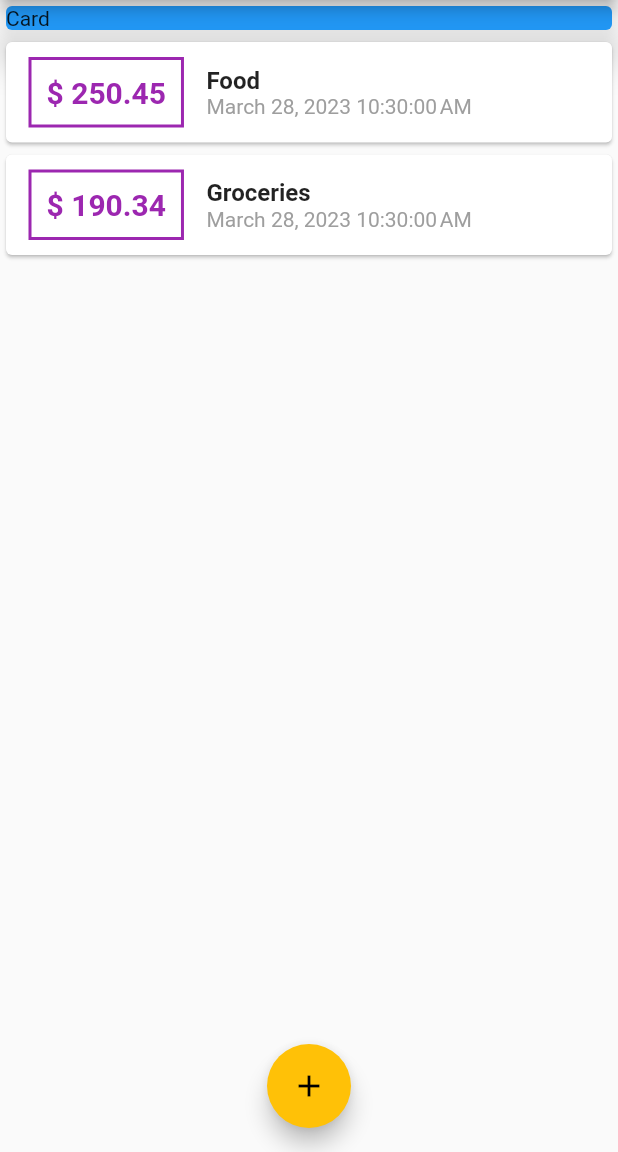
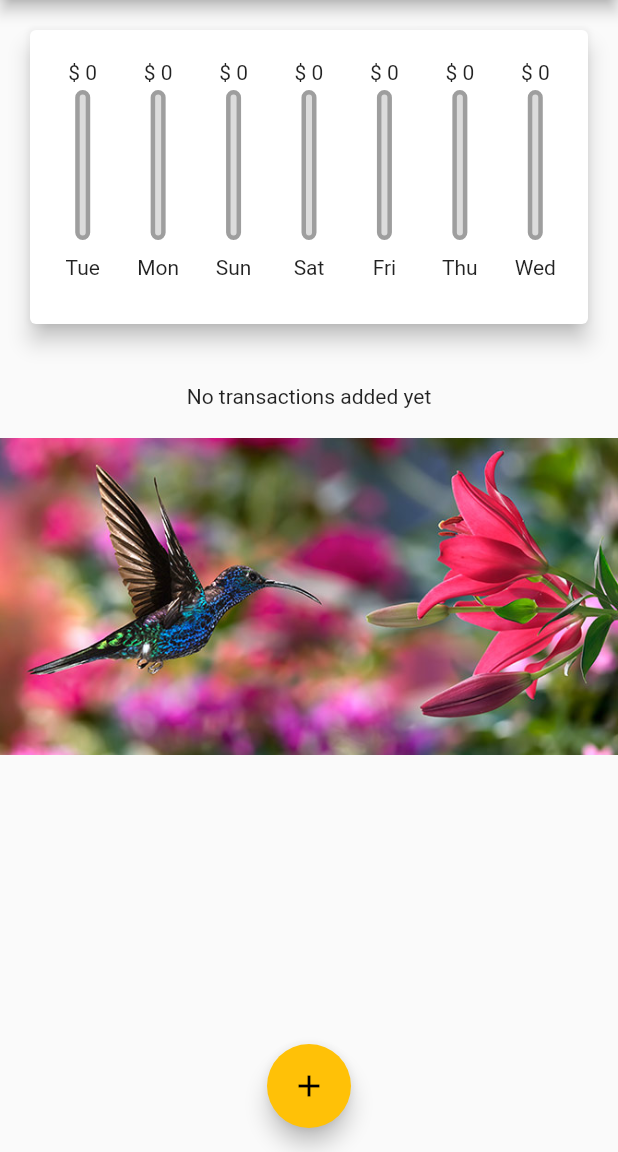
Before and after one commit to JayaSupriya-Somasani/Expense_planner_flutter_app, a Flutter app: the screen it shows after launch, on a phone screen of 412 x 824 dp, the part 84-1236 px from its top. Run offline on Flutter 3.47's test engine with Material 2 defaults, Android fonts, the light colour scheme and no system bars.

Commit message:
1.Assets implemented 2.Chart and chart bars are implemented

```diff
--- a/lib/main.dart
+++ b/lib/main.dart
@@ -1,3 +1,4 @@
+import 'package:expense_planner_flutter_app/widgets/chart.dart';
 import 'package:expense_planner_flutter_app/widgets/transaction_list.dart';
 import '/widgets/new_transaction.dart';
 import 'package:flutter/material.dart';
@@ -15,10 +16,7 @@ class MyApp extends StatelessWidget {
     return MaterialApp(
       debugShowCheckedModeBanner: false,
       title: 'Flutter Demo',
-      theme: ThemeData(
-        primarySwatch:Colors.purple,
-        accentColor: Colors.amber
-      ),
+      theme: ThemeData(primarySwatch: Colors.purple, accentColor: Colors.amber),
       home: MyHomePage(),
     );
   }
@@ -30,12 +28,7 @@ class MyHomePage extends StatefulWidget {
 }
 
 class _MyHomePageState extends State<MyHomePage> {
-  final List<Transaction> _userTransactions = [
-    Transaction(
-        id: 't1', title: "Food", amount: 250.45, dateTime: DateTime.now()),
-    Transaction(
-        id: 't2', title: "Groceries", amount: 190.34, dateTime: DateTime.now())
-  ];
+  final List<Transaction> _userTransactions = [];
 
   void _addNewTransaction(String txTitile, double txAmount) {
     final newTx = Transaction(
@@ -59,6 +52,14 @@ class _MyHomePageState extends State<MyHomePage> {
         });
   }
 
+  List<Transaction> get _recentTransactions {
+    return _userTransactions.where((tx) {
+      return tx.dateTime.isAfter(DateTime.now().subtract(
+        Duration(days: 7),
+      ));
+    }).toList();
+  }
+
   @override
   Widget build(BuildContext context) {
     return Scaffold(
@@ -74,13 +75,7 @@ class _MyHomePageState extends State<MyHomePage> {
         child: Column(
           crossAxisAlignment: CrossAxisAlignment.stretch,
           children: [
-            Container(
-                width: double.infinity,
-                child: const Card(
-                  color: Colors.blue,
-                  elevation: 10,
-                  child: Text("Card  "),
-                )),
+            Chart(_recentTransactions),
             TransactionList(_userTransactions)
           ],
         ),
--- /dev/null
+++ b/lib/widgets/chart.dart
@@ -0,0 +1,56 @@
+import '/widgets/chart_bar.dart';
+import 'package:intl/intl.dart';
+import 'package:expense_planner_flutter_app/models/transaction.dart';
+import 'package:flutter/material.dart';
+
+class Chart extends StatelessWidget {
+  final List<Transaction> recentTransactions;
+
+  Chart(this.recentTransactions);
+
+  List<Map<String, Object>> get groupedTransactionValues {
+    return List.generate(7, (index) {
+      final weekDay = DateTime.now().subtract(Duration(days: index));
+      var totalSum = 0.0;
+      for (var i = 0; i < recentTransactions.length; i++) {
+        if (recentTransactions[i].dateTime.day == weekDay.day &&
+            recentTransactions[i].dateTime.month == weekDay.month &&
+            recentTransactions[i].dateTime.year == weekDay.year) {
+          totalSum += recentTransactions[i].amount;
+        }
+      }
+      return {'day': DateFormat.E().format(weekDay), 'amount': totalSum};
+    });
+  }
+
+  double get totalSpending {
+    return groupedTransactionValues.fold(0.0, (sum, item) {
+      return sum + (item['amount'] as double);
+    });
+  }
+
+  @override
+  Widget build(BuildContext context) {
+    return Card(
+      elevation: 6,
+      margin: EdgeInsets.all(20),
+      child: Padding(
+        padding: EdgeInsets.all(10),
+        child: Row(
+          mainAxisAlignment: MainAxisAlignment.spaceEvenly,
+          children: groupedTransactionValues.map((data) {
+            return Flexible(
+              fit: FlexFit.tight,
+              child: ChartBar(
+                  data['day'] as String,
+                  data['amount'] as double,
+                  totalSpending == 0.0
+                      ? 0.0
+                      : (data['amount'] as double) / totalSpending),
+            );
+          }).toList(),
+        ),
+      ),
+    );
+  }
+}
--- /dev/null
+++ b/lib/widgets/chart_bar.dart
@@ -0,0 +1,49 @@
+import 'package:flutter/material.dart';
+
+class ChartBar extends StatelessWidget {
+  final String label;
+  final double spendingAmount;
+  final double spendingPercentTotal;
+
+  ChartBar(this.label, this.spendingAmount, this.spendingPercentTotal);
+
+  @override
+  Widget build(BuildContext context) {
+
+    return Column(
+      children: [
+        SizedBox(height: 10,),
+        FittedBox(child:
+            Text('\$ ${spendingAmount.toStringAsFixed(0)}')
+        ),
+        SizedBox(height: 4),
+        Container(
+          height: 100,
+          width: 10,
+          child: Stack(
+            children: [
+              Container(
+                  decoration: BoxDecoration(
+                      border: Border.all(color: Colors.grey, width: 3),
+                      color: const Color.fromRGBO(220, 220, 220, 1),
+                      borderRadius: BorderRadius.circular(20))),
+              FractionallySizedBox(
+                heightFactor: spendingPercentTotal,
+                child: Container(
+                  decoration: BoxDecoration(
+                      color: Theme.of(context).primaryColor,
+                      borderRadius: BorderRadius.circular(10)),
+                ),
+              )
+            ],
+          ),
+        ),
+        SizedBox(
+          height: 10,
+        ),
+        Text(label),
+        SizedBox(height: 20)
+      ],
+    );
+  }
+}
--- a/lib/widgets/transaction_list.dart
+++ b/lib/widgets/transaction_list.dart
@@ -3,19 +3,25 @@ import '../models/transaction.dart';
 import 'package:intl/intl.dart';
 
 class TransactionList extends StatelessWidget {
-  final List<Transaction> _userTransactions;
-  TransactionList(this._userTransactions);
+  final List<Transaction> _transactions;
+
+  TransactionList(this._transactions);
 
   @override
   Widget build(BuildContext context) {
     return Container(
-        height: 300,
-        child: _userTransactions.isEmpty
-            ? Column(
-                children: [
-                   Text("No transactions added yet"),
-                  Image.asset('assets/images/bird.jpg')
-                ],
+        height: 400,
+        child: _transactions.isEmpty
+            ? Container(
+                height: 200,
+                child: Column(
+                  children: [
+                    SizedBox(height: 20,),
+                    Text("No transactions added yet"),
+                    SizedBox(height: 20,),
+                    Image.asset('assets/images/bird.jpg')
+                  ],
+                ),
               )
             : ListView.builder(
                 itemBuilder: (ctx, index) {
@@ -29,7 +35,7 @@ class TransactionList extends StatelessWidget {
                             border: Border.all(width: 2, color: Colors.purple)),
                         padding: const EdgeInsets.all(10),
                         child: Text(
-                          '\$ ${_userTransactions[index].amount.toStringAsFixed(2)}',
+                          '\$ ${_transactions[index].amount.toStringAsFixed(2)}',
                           style: const TextStyle(
                               fontWeight: FontWeight.bold,
                               fontSize: 20,
@@ -39,12 +45,12 @@ class TransactionList extends StatelessWidget {
                       Column(
                         crossAxisAlignment: CrossAxisAlignment.start,
                         children: [
-                          Text(_userTransactions[index].title,
+                          Text(_transactions[index].title,
                               style: const TextStyle(
                                   fontSize: 16, fontWeight: FontWeight.bold)),
                           Text(
                             DateFormat()
-                                .format(_userTransactions[index].dateTime),
+                                .format(_transactions[index].dateTime),
                             style: const TextStyle(color: Colors.grey),
                           )
                         ],
@@ -52,7 +58,7 @@ class TransactionList extends StatelessWidget {
                     ],
                   ));
                 },
-                itemCount: _userTransactions.length,
+                itemCount: _transactions.length,
               ));
   }
 }
```
